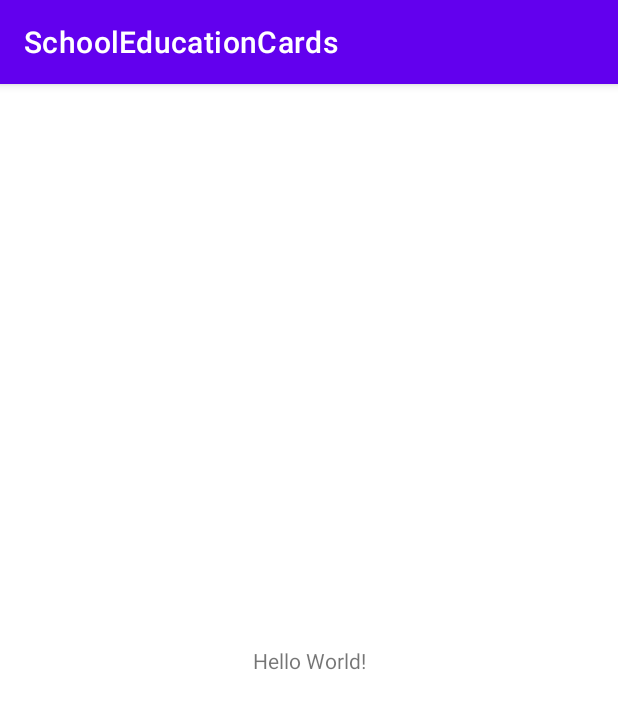
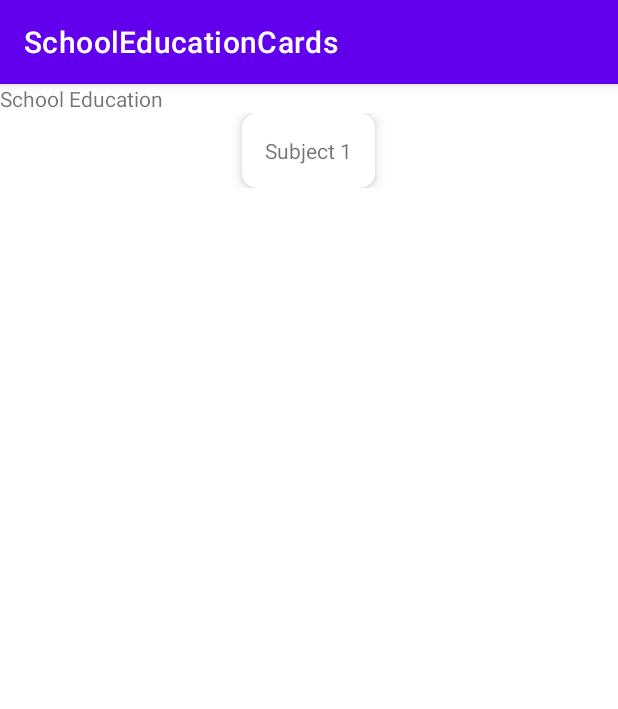
Before and after one commit to viviplc/SubjectsList, an Android app: the screen it shows after launch (MainActivity), on a phone screen of 412 x 824 dp. Shown: the top 709 px of the screen. Run offline under Robolectric (Android 15) with nearby library versions, the phone set to English and light mode, and no system bars.

Commit message:
setting gradle cardview widget

```diff
--- a/app/build.gradle
+++ b/app/build.gradle
@@ -35,4 +35,5 @@ dependencies {
     testImplementation 'junit:junit:4.+'
     androidTestImplementation 'androidx.test.ext:junit:1.1.3'
     androidTestImplementation 'androidx.test.espresso:espresso-core:3.4.0'
+    implementation 'androidx.cardview:cardview:1.0.0'
 }
--- a/app/src/main/res/layout/activity_main.xml
+++ b/app/src/main/res/layout/activity_main.xml
@@ -1,18 +1,42 @@
 <?xml version="1.0" encoding="utf-8"?>
-<androidx.constraintlayout.widget.ConstraintLayout xmlns:android="http://schemas.android.com/apk/res/android"
+<LinearLayout xmlns:android="http://schemas.android.com/apk/res/android"
     xmlns:app="http://schemas.android.com/apk/res-auto"
     xmlns:tools="http://schemas.android.com/tools"
     android:layout_width="match_parent"
     android:layout_height="match_parent"
+    android:orientation="vertical"
     tools:context=".MainActivity">
 
     <TextView
+        android:id="@+id/Title"
         android:layout_width="wrap_content"
         android:layout_height="wrap_content"
-        android:text="Hello World!"
+        android:text="School Education"
         app:layout_constraintBottom_toBottomOf="parent"
         app:layout_constraintLeft_toLeftOf="parent"
         app:layout_constraintRight_toRightOf="parent"
         app:layout_constraintTop_toTopOf="parent" />
 
-</androidx.constraintlayout.widget.ConstraintLayout>
+    <ScrollView
+        android:layout_width="match_parent"
+        android:layout_height="match_parent">
+        <LinearLayout
+            android:layout_width="match_parent"
+            android:layout_height="wrap_content"
+            android:orientation="vertical">
+
+            <androidx.cardview.widget.CardView
+                android:layout_width="wrap_content"
+                android:layout_height="match_parent"
+                android:layout_gravity="center"
+                app:cardCornerRadius="10dp"
+                app:cardElevation="5dp">
+                <include layout="@layout/subject1"/>
+
+            </androidx.cardview.widget.CardView>
+
+        </LinearLayout>
+    </ScrollView>
+
+
+</LinearLayout>
--- a/app/src/main/res/layout/subject1.xml
+++ b/app/src/main/res/layout/subject1.xml
@@ -3,6 +3,13 @@
     android:layout_width="match_parent"
     android:layout_height="match_parent"
     android:orientation="vertical"
-    >
+    android:padding="15dp">
+
+    <TextView
+        android:id="@+id/Subject1Title"
+        android:layout_width="wrap_content"
+        android:layout_height="wrap_content"
+        android:text="Subject 1"
+        />"
 
 </LinearLayout>
```
